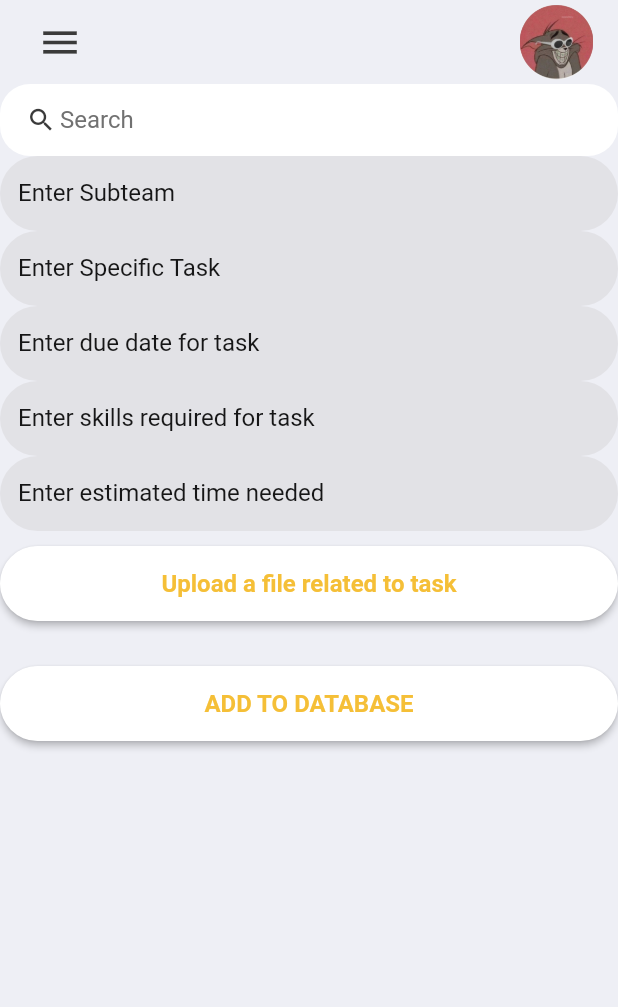
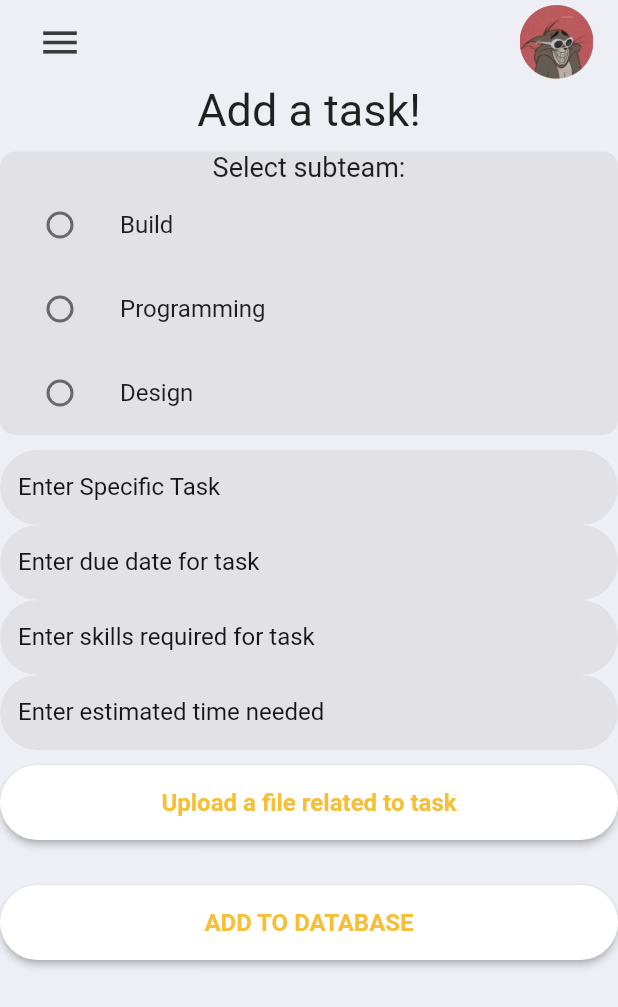
Before and after one commit to Ashen2-1/APP, a Flutter app: the screen it shows after launch, on a phone screen of 412 x 824 dp. Shown: the top 1007 px of the screen. Run offline on Flutter 3.47's test engine with Material 2 defaults, Android fonts, the light colour scheme and no system bars; our stand-ins replace cloud_firestore, file_picker, firebase_auth, firebase_core, firebase_messaging, firebase_storage and 2 more; missing offline and left inert: flutter_logs; accounts and stored records are empty.

Commit message:
Current progress on formatting and improving UI

```diff
--- /dev/null
+++ b/flutter_app_1/team_up/lib/constants/borders.dart
@@ -0,0 +1,9 @@
+import 'package:flutter/widgets.dart';
+
+class Borders {
+  static const BorderRadius imageBorderRadius = BorderRadius.only(
+      topLeft: Radius.circular(10.0),
+      topRight: Radius.circular(10),
+      bottomLeft: Radius.circular(10),
+      bottomRight: Radius.circular(10));
+}
--- a/flutter_app_1/team_up/lib/constants/colors.dart
+++ b/flutter_app_1/team_up/lib/constants/colors.dart
@@ -1,5 +1,4 @@
 import 'package:flutter/material.dart';
-
 
 const Color tdRed = Color(0xFFDA4040);
 const Color tdBlue = Color(0xFF5F52EE);
@@ -8,3 +7,5 @@ const Color tdBlack = Color(0XFF3A3A3A);
 const Color tdGrey = Color(0XFF717171);
 
 const Color tdBGColor = Color(0XFFEEEFF5);
+Color backgroundGrey =
+    const Color.fromARGB(255, 199, 196, 196).withOpacity(0.3);
--- a/flutter_app_1/team_up/lib/screens/add_tasks_screen.dart
+++ b/flutter_app_1/team_up/lib/screens/add_tasks_screen.dart
@@ -1,6 +1,7 @@
 import 'package:firebase_storage/firebase_storage.dart';
 import 'package:flutter/material.dart';
 import 'package:flutter_logs/flutter_logs.dart';
+import 'package:team_up/constants/borders.dart';
 import 'package:team_up/screens/home_screen.dart';
 import 'package:team_up/screens/page_navigation_screen.dart';
 import 'package:team_up/screens/student_progress_screen.dart';
@@ -34,7 +35,8 @@ class _AddTasksScreenState extends State<AddTasksScreen> {
 
   bool _isExpanded = false;
 
-  File file = File("");
+  File? file;
+  String _subteam = "";
   bool fileInitialized = false;
 
   void menuToggleExpansion() {
@@ -69,28 +71,77 @@ class _AddTasksScreenState extends State<AddTasksScreen> {
     return SingleChildScrollView(
         child: Column(
       children: [
+        // Container(
+        //   padding: EdgeInsets.symmetric(horizontal: 15),
+        //   decoration: BoxDecoration(
+        //       color: Colors.white, borderRadius: BorderRadius.circular(20)),
+        //   child: TextField(
+        //     decoration: InputDecoration(
+        //       contentPadding: EdgeInsets.all(0),
+        //       prefixIcon: Icon(
+        //         Icons.search,
+        //         color: tdBlack,
+        //         size: 20,
+        //       ),
+        //       prefixIconConstraints:
+        //           BoxConstraints(maxHeight: 20, minWidth: 25),
+        //       border: InputBorder.none,
+        //       hintText: "Search",
+        //       hintStyle: TextStyle(color: tdGrey),
+        //     ),
+        //   ),
+        // ),
+        const Text("Add a task!",
+            style: TextStyle(fontSize: 30, decorationThickness: 1.5)),
+        const SizedBox(height: 10.0),
         Container(
-          padding: EdgeInsets.symmetric(horizontal: 15),
             decoration: BoxDecoration(
-              color: Colors.white, borderRadius: BorderRadius.circular(20)),
-          child: TextField(
-            decoration: InputDecoration(
-              contentPadding: EdgeInsets.all(0),
-              prefixIcon: Icon(
-                Icons.search,
-                color: tdBlack,
-                size: 20,
+                color: Color.fromARGB(255, 199, 196, 196).withOpacity(0.3),
+                borderRadius: Borders.imageBorderRadius),
+            child: Column(children: [
+              const Text(
+                "Select subteam:",
+                style: TextStyle(fontSize: 18),
+                textAlign: TextAlign.left,
               ),
-              prefixIconConstraints:
-                  BoxConstraints(maxHeight: 20, minWidth: 25),
-              border: InputBorder.none,
-              hintText: "Search",
-              hintStyle: TextStyle(color: tdGrey),
+              ListTile(
+                title: const Text('Build'),
+                leading: Radio<String>(
+                  value: "Build",
+                  groupValue: _subteam,
+                  onChanged: (String? value) {
+                    setState(() {
+                      _subteam = value!;
+                    });
+                  },
                 ),
               ),
+              ListTile(
+                title: const Text('Programming'),
+                leading: Radio<String>(
+                  value: "Programming",
+                  groupValue: _subteam,
+                  onChanged: (String? value) {
+                    setState(() {
+                      _subteam = value!;
+                    });
+                  },
                 ),
-        reusableTextFieldRegular(
-            "Enter Subteam", _subTeamTextController, false),
+              ),
+              ListTile(
+                title: const Text('Design'),
+                leading: Radio<String>(
+                  value: "Design",
+                  groupValue: _subteam,
+                  onChanged: (String? value) {
+                    setState(() {
+                      _subteam = value!;
+                    });
+                  },
+                ),
+              )
+            ])),
+        const SizedBox(height: 10.0),
         reusableTextFieldRegular(
             "Enter Specific Task", _taskTextController, false),
         reusableTextFieldRegular(
@@ -106,13 +157,16 @@ class _AddTasksScreenState extends State<AddTasksScreen> {
             fileInitialized = true;
           });
         }),
-        if (fileInitialized) Image.file(file),
+        if (fileInitialized && file != null) Image.file(file!),
         reusableButton("ADD TO DATABASE", context, () async {
-          TaskSnapshot imageSnapshot =
-              await FileUploader.getInstance().addImageToFirebaseStorage(file);
-          String imageURL = await imageSnapshot.ref.getDownloadURL();
+          String imageURL = "None";
+          if (file != null) {
+            TaskSnapshot imageSnapshot = await FileUploader.getInstance()
+                .addImageToFirebaseStorage(file!);
+            imageURL = await imageSnapshot.ref.getDownloadURL();
             FlutterLogs.logInfo(
                 "Add to Database", "Upload image", "Image URL: $imageURL");
+          }
           Map<String, dynamic> taskToAdd = {
             "task": _taskTextController.text,
             "estimated time": _estimatedTimeController.text,
```
Also changed, not shown: flutter_app_1/team_up/lib/screens/student_progress_screen.dart (+17 -26 lines), flutter_app_1/team_up/lib/screens/student_tasks_screen.dart (+5 -12 lines), flutter_app_1/team_up/lib/widgets/reusable_widgets/reusable_widget.dart (+20 -14 lines). Lines whose indentation alone changed are shown as unchanged.
